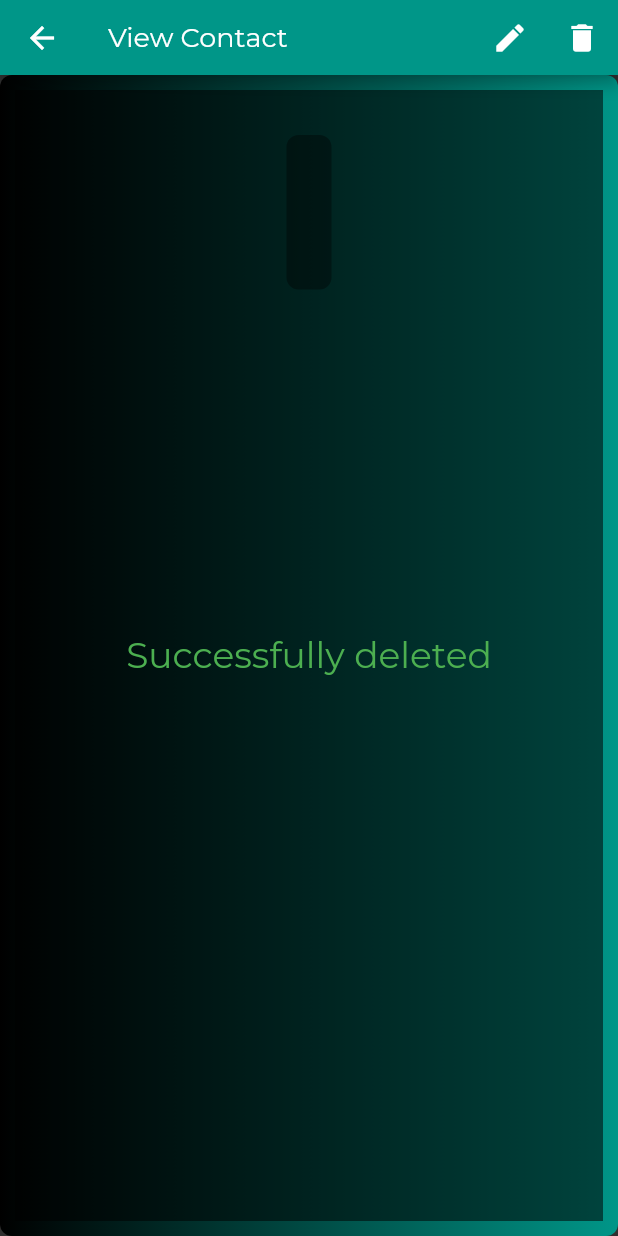
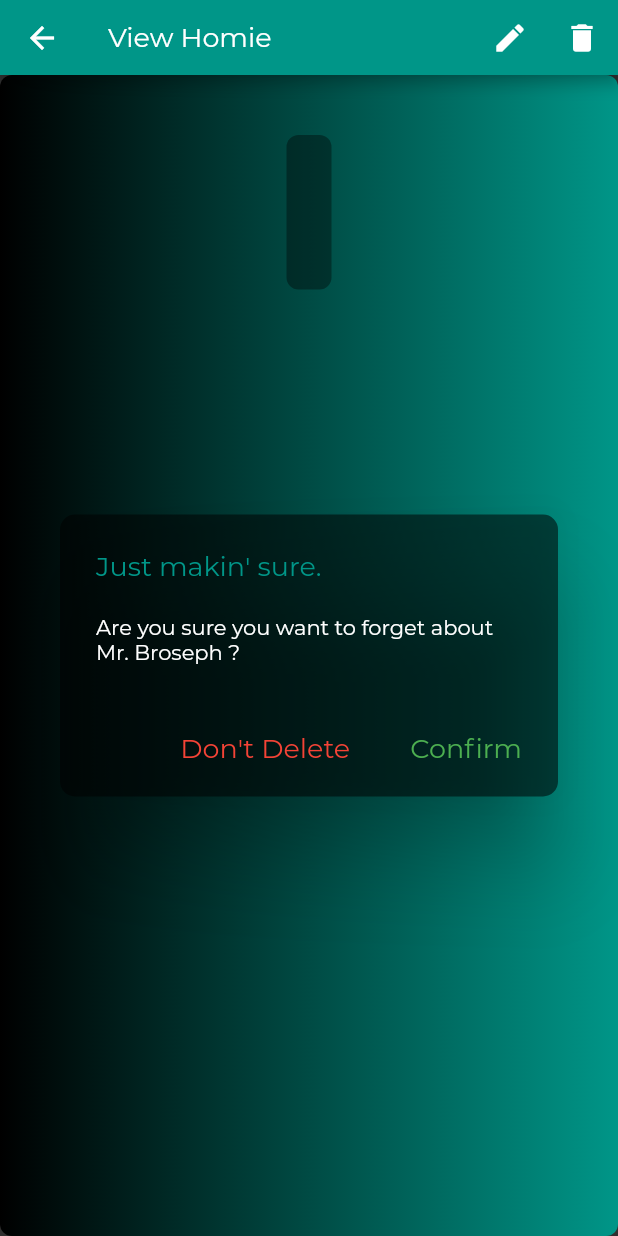
Before and after one commit to AneeshSaripalli/socialite, a Flutter app: the ContactView screen opened directly with empty values, after a tap on the "delete" icon, on a phone screen of 412 x 824 dp. Run offline on Flutter 3.47's test engine with Material 2 defaults, Android fonts, the phone set to English and light mode, and no system bars; our stand-ins replace cloud_firestore, random_string; accounts and stored records are empty; project files that could hold a hidden picture were left out.

Commit message:
added confirmation to FirestoreDB deletion; changing some words to me more memerific

```diff
--- a/lib/pages/add_contact.dart
+++ b/lib/pages/add_contact.dart
@@ -198,7 +198,7 @@ class _AddContactPageState extends State<AddContactPage> {
 
     return GestureDetector(
       onTap: () {
-        if (displayingOverlay) {
+        if (displayingOverlay && dbResponseSuccess != null) {
           Navigator.pop(ctx);
         }
       },
--- a/lib/pages/contact_page.dart
+++ b/lib/pages/contact_page.dart
@@ -36,7 +36,7 @@ class _ContactPageState extends State<ContactPage> {
       preferredSize: Size.fromHeight(50),
       child: AppBar(
         title: Text(
-          "Contact List",
+          "Homie List",
           style: TextStyle(fontFamily: 'Montserrat', fontSize: 18.0),
         ),
         backgroundColor: Colors.teal,
--- a/lib/widgets/contact_view.dart
+++ b/lib/widgets/contact_view.dart
@@ -18,12 +18,19 @@ class _ContactViewState extends State<ContactView> {
       false; // whether or not a transaction is currently in progress
   bool dbDeleteResponse; // signifies whether or not the db succeeded
 
-  void _handleDeleteContactPress(BuildContext ctx) async {
-    print("Want to delete");
+  bool deletePressed = false;
+  bool deleteConfirmed = false;
+
+  final TextStyle overlayStyle =
+      TextStyle(fontFamily: "Montserrat", fontSize: 24, color: Colors.green);
+
+  final TextStyle appBarTitleStyle =
+      TextStyle(fontFamily: 'Montserrat', color: Colors.white, fontSize: 18.0);
+
+  void _handleDeleteConfirmation(BuildContext ctx) async {
     setState(() {
       waitingOnDBResponse = true;
     });
-
     FirestoreDB().deleteContactFromDB(widget.contact.id).then((res) {
       print("Respose received " + res.toString());
       setState(() {
@@ -31,17 +38,20 @@ class _ContactViewState extends State<ContactView> {
         dbDeleteResponse = res;
       });
     });
+  }
 
-    print(widget.contact.toMap().toString());
+  void _handleDeleteContactPress(BuildContext ctx) {
+    print("Want to delete");
+    setState(() {
+      deletePressed = true;
+    });
   }
 
   Widget _buildAppBar(BuildContext ctx) {
     return PreferredSize(
       preferredSize: Size.fromHeight(50),
       child: AppBar(
-        title: Text("View Contact",
-            style: TextStyle(
-                fontFamily: 'Montserrat', color: Colors.white, fontSize: 18.0)),
+        title: Text("View Homie", style: appBarTitleStyle),
         actions: <Widget>[
           IconButton(
             icon: Icon(Icons.edit),
@@ -109,19 +119,16 @@ class _ContactViewState extends State<ContactView> {
   Widget _dbOverlay(BuildContext ctx) {
     Text displayText;
 
-    TextStyle style =
-        TextStyle(fontFamily: "Montserrat", fontSize: 24, color: Colors.green);
-
     if (waitingOnDBResponse) {
       displayText = Text(
         "Waiting for DB Response",
-        style: style,
+        style: overlayStyle,
       );
     } else {
       if (dbDeleteResponse) {
-        displayText = Text("Successfully deleted", style: style);
+        displayText = Text("Successfully deleted", style: overlayStyle);
       } else if (dbDeleteResponse == false) {
-        displayText = Text("Failed to delete contact", style: style);
+        displayText = Text("Failed to delete contact", style: overlayStyle);
       }
     }
 
@@ -137,6 +144,59 @@ class _ContactViewState extends State<ContactView> {
     );
   }
 
+  void _resetDeletePressed() {
+    setState(() {
+      deletePressed = false;
+    });
+  }
+
+  AlertDialog _buildDeleteConfBox(BuildContext ctx) {
+    final TextStyle confirm = TextStyle(
+        fontFamily: 'Montserrat', color: Colors.green, fontSize: 18.0);
+
+    final TextStyle deny =
+        TextStyle(fontFamily: 'Montserrat', color: Colors.red, fontSize: 18.0);
+
+    final TextStyle contentStyle = TextStyle(
+        fontFamily: 'Montserrat', color: Colors.white, fontSize: 14.0);
+
+    final TextStyle confirmTitleStyle =
+        TextStyle(fontFamily: 'Montserrat', color: Colors.teal, fontSize: 18.0);
+
+    return AlertDialog(
+      title: Text(
+        "Just makin' sure.",
+        style: confirmTitleStyle,
+      ),
+      backgroundColor: Colors.black54,
+      shape: RoundedRectangleBorder(
+        borderRadius: BorderRadius.circular(10),
+      ),
+      content: Text(
+        "Are you sure you want to forget about Mr. Broseph " +
+            widget.contact.lastName +
+            "?",
+        style: contentStyle,
+      ),
+      actions: <Widget>[
+        FlatButton(
+          child: Text(
+            "Don't Delete",
+            style: deny,
+          ),
+          onPressed: () => _resetDeletePressed(),
+        ),
+        FlatButton(
+          child: Text("Confirm", style: confirm),
+          onPressed: () {
+            _resetDeletePressed();
+            _handleDeleteConfirmation(ctx);
+          },
+        )
+      ],
+    );
+  }
+
   @override
   Widget build(BuildContext ctx) {
     bool displayingOverlay = false;
@@ -146,6 +206,10 @@ class _ContactViewState extends State<ContactView> {
     if (waitingOnDBResponse || dbDeleteResponse != null) {
       body.children.add(_dbOverlay(ctx));
       displayingOverlay = true;
+    } else if (deletePressed) {
+      body.children.add(
+        _buildDeleteConfBox(ctx),
+      );
     }
 
     return GestureDetector(
```
